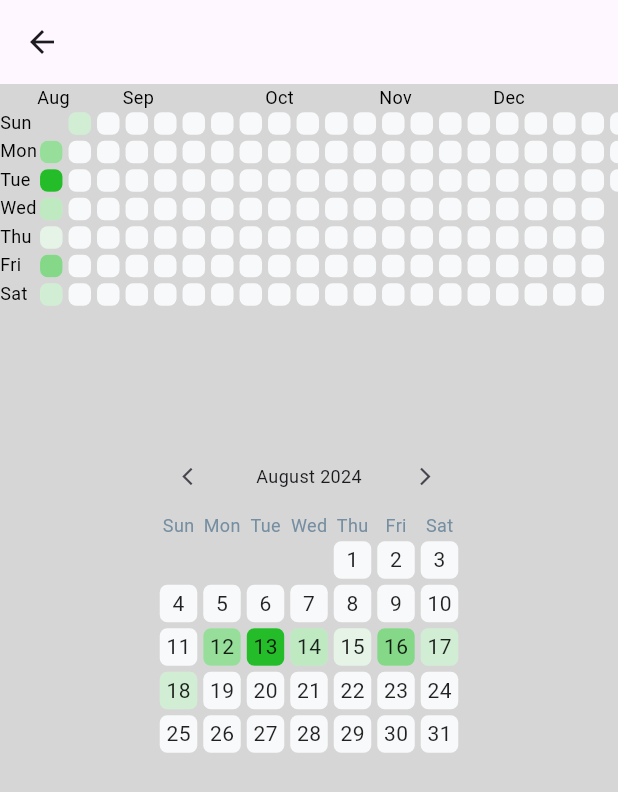
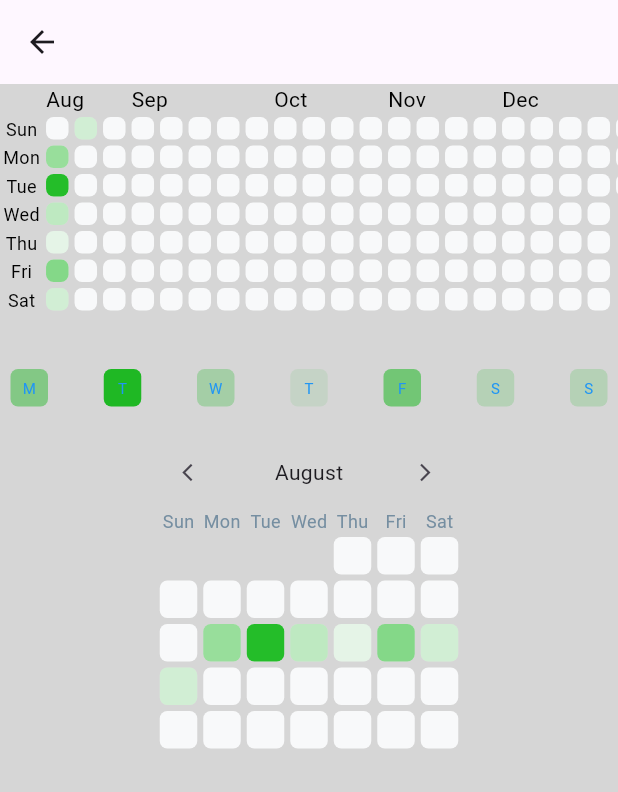
Before and after one commit to 25Project-tech/flutter_heatmap_calendar_inmanage, a Flutter app: the Deneme screen opened by its route, on a phone screen of 412 x 824 dp. Shown: the top 792 px of the screen. Run offline on Flutter 3.47's test engine with Material 3 defaults, Android fonts, the phone set to English and light mode, and no system bars; grey boxes are pictures that could not be loaded.

```diff
--- a/example/lib/pages/heatmap_calendar_example.dart
+++ b/example/lib/pages/heatmap_calendar_example.dart
@@ -1,6 +1,7 @@
 import 'package:flutter/material.dart';
 import 'package:flutter/cupertino.dart';
-import 'package:flutter_heatmap_calendar/flutter_heatmap_calendar.dart';
+import 'package:flutter_heatmap_calendar_inmanage/flutter_heatmap_calendar.dart';
+
 
 class HeatMapCalendarExample extends StatefulWidget {
   const HeatMapCalendarExample({Key? key}) : super(key: key);
@@ -58,7 +59,8 @@ class _HeatMapCalendarExample extends State<HeatMapCalendarExample> {
                 padding: const EdgeInsets.all(20),
 
                 // HeatMapCalendar
-                child: HeatMapCalendarCustom(
+                child: HeatMapCalendarWeekly(
+
                   flexible: true,
                   datasets: heatMapDatasets,
                   colorMode:
--- a/example/lib/pages/heatmap_example.dart
+++ b/example/lib/pages/heatmap_example.dart
@@ -1,6 +1,7 @@
 import 'package:flutter/material.dart';
 import 'package:flutter/cupertino.dart';
-import 'package:flutter_heatmap_calendar/flutter_heatmap_calendar.dart';
+import 'package:flutter_heatmap_calendar_inmanage/flutter_heatmap_calendar.dart';
+
 
 class HeatMapExample extends StatefulWidget {
   const HeatMapExample({Key? key}) : super(key: key);
--- a/example/lib/pages/test.dart
+++ b/example/lib/pages/test.dart
@@ -33,6 +33,7 @@ class _DenemeState extends State<Deneme> {
       backgroundColor: const Color.fromARGB(255, 214, 214, 214),
       appBar: AppBar(),
       body: Column(
+
         children:[
 
           HabitHeatmapYearsWidget(habitList:habitlist),
--- a/example/lib/widgets/habit_heatmap_calendar_monthly_widget.dart
+++ b/example/lib/widgets/habit_heatmap_calendar_monthly_widget.dart
@@ -1,5 +1,6 @@
 import 'package:flutter/material.dart';
-import 'package:flutter_heatmap_calendar/flutter_heatmap_calendar.dart';
+import 'package:flutter_heatmap_calendar_inmanage/flutter_heatmap_calendar.dart';
+
 import 'package:flutter_heatmap_example/model/habit_list_model.dart';
 import 'package:flutter_heatmap_example/model/habit_model.dart';
 
--- a/example/lib/widgets/habit_heatmap_calendar_weekly_widget.dart
+++ b/example/lib/widgets/habit_heatmap_calendar_weekly_widget.dart
@@ -1,8 +1,9 @@
 // ignore_for_file: public_member_api_docs, sort_constructors_first
 import 'package:flutter/material.dart';
-import 'package:flutter_heatmap_calendar/flutter_heatmap_calendar.dart';
+import 'package:flutter_heatmap_calendar_inmanage/flutter_heatmap_calendar.dart';
 import 'package:flutter_heatmap_example/model/habit_list_model.dart';
 import 'package:flutter_heatmap_example/model/habit_model.dart';
+
 
 class HabitHeatmapCalendarWeeklyWidget extends StatefulWidget {
   final HabitListModel habitList;
@@ -90,8 +91,11 @@ class _HabitHeatmapCalendarWeeklyWidgetState extends State<HabitHeatmapCalendarW
     }
     return SingleChildScrollView(
       scrollDirection: Axis.horizontal,
-      child: HeatMapCalendarCustom(
-
+      child: HeatMapCalendarWeekly(
+        mainAxisAlignment: MainAxisAlignment.spaceBetween,
+        textStyle: const TextStyle(fontSize: 10,color: Colors.blue),
+        width: 400,
+        margin: const EdgeInsets.symmetric(horizontal:1),
         showColorTip: false,
         colorMode: ColorMode.color,
         colorsets: const {
--- a/example/lib/widgets/habit_heatmap_years_widget.dart
+++ b/example/lib/widgets/habit_heatmap_years_widget.dart
@@ -1,9 +1,10 @@
 // ignore_for_file: public_member_api_docs, sort_constructors_first
 import 'package:flutter/material.dart';
+import 'package:flutter_heatmap_calendar_inmanage/flutter_heatmap_calendar.dart';
 import 'package:flutter_heatmap_example/model/habit_list_model.dart';
 import 'package:flutter_heatmap_example/model/habit_model.dart';
 
-import 'package:flutter_heatmap_calendar/flutter_heatmap_calendar.dart';
+
 
 class HabitHeatmapYearsWidget extends StatefulWidget {
   final HabitListModel habitList;
--- a/example/pubspec.yaml
+++ b/example/pubspec.yaml
@@ -29,7 +29,7 @@ environment:
 dependencies:
   flutter:
     sdk: flutter
-  flutter_heatmap_calendar:
+  flutter_heatmap_calendar_inmanage:
     path: ../
 
   # The following adds the Cupertino Icons font to your application.
--- a/lib/src/heatmap_calendar.dart
+++ b/lib/src/heatmap_calendar.dart
@@ -211,6 +211,7 @@ class _HeatMapCalendar extends State<HeatMapCalendar> {
           _header(),
           _weekLabel(),
           HeatMapCalendarPage(
+
             baseDate: _currentDate ?? DateTime.now(),
             colorMode: widget.colorMode,
             flexible: widget.flexible,
--- a/lib/src/heatmap_calendar_custom.dart
+++ b/lib/src/heatmap_calendar_custom.dart
@@ -5,7 +5,7 @@ import './widget/heatmap_color_tip.dart';
 import './util/date_util.dart';
 import './util/widget_util.dart';
 
-class HeatMapCalendarCustom extends StatefulWidget {
+class HeatMapCalendarWeekly extends StatefulWidget {
   /// The datasets which fill blocks based on its value.
   final Map<DateTime, int>? datasets;
 
@@ -42,6 +42,9 @@ class HeatMapCalendarCustom extends StatefulWidget {
   /// The double value of week label's fontSize.
   final double? weekFontSize;
 
+  ///
+  final TextStyle? textStyle;
+
   /// The text color value of week labels.
   final Color? weekTextColor;
 
@@ -71,12 +74,15 @@ class HeatMapCalendarCustom extends StatefulWidget {
   ///
   /// Paratmeter gives [DateTime] value of current month.
   final Function(DateTime)? onMonthChange;
-
+  final double? width;
+  final double? height;
   /// Show color tip which represents the color range at the below.
   ///
   /// Default value is true.
   final bool? showColorTip;
   final Function(DateTime)? onWeekChange;
+
+  final MainAxisAlignment? mainAxisAlignment;
   /// Widgets which shown at left and right side of colorTip.
   ///
   /// First value is the left side widget and second value is the right side widget.
@@ -90,7 +96,7 @@ class HeatMapCalendarCustom extends StatefulWidget {
   /// The double value of [HeatMapColorTip]'s tip container's size.
   final double? colorTipSize;
 
-  const HeatMapCalendarCustom({
+  const HeatMapCalendarWeekly({
     Key? key,
     required this.colorsets,
     this.colorMode = ColorMode.opacity,
@@ -114,13 +120,14 @@ class HeatMapCalendarCustom extends StatefulWidget {
     this.colorTipSize,
     this.endDate,
     this.onWeekChange,
+    this.textStyle, this.width, this.height,  this.mainAxisAlignment,
   }) : super(key: key);
 
   @override
   State<StatefulWidget> createState() => _HeatMapCalendar();
 }
 
-class _HeatMapCalendar extends State<HeatMapCalendarCustom> {
+class _HeatMapCalendar extends State<HeatMapCalendarWeekly> {
   // The DateTime value of first day of the current month.
   DateTime? _currentDate;
 
@@ -224,7 +231,11 @@ void changeWeek(int direction) {
           children: <Widget>[
            // _header(),
             _weekLabel(),
-            HeatMapCalendarPageCustom(
+            SizedBox(
+              width: widget.width,
+              height: widget.height,
+              child:
+            HeatMapCalendarPageWeekly(
 
               baseDate: _currentDate ?? DateTime.now(),
               colorMode: widget.colorMode,
@@ -237,8 +248,10 @@ void changeWeek(int direction) {
               datasets: widget.datasets,
               colorsets: widget.colorsets,
               borderRadius: widget.borderRadius,
+              textStyle: widget.textStyle,
+              mainAxisAlignment: widget.mainAxisAlignment,
 
-            ),
+            )),
             if (widget.showColorTip == true)
               HeatMapColorTip(
 
--- a/lib/src/widget/heatmap_calendar_page_custom.dart
+++ b/lib/src/widget/heatmap_calendar_page_custom.dart
@@ -5,7 +5,7 @@ import '../util/datasets_util.dart';
 import '../data/heatmap_color_mode.dart';
 
 
-class HeatMapCalendarPageCustom extends StatelessWidget {
+class HeatMapCalendarPageWeekly extends StatelessWidget {
   final DateTime baseDate;
   final EdgeInsets? margin;
   final bool? flexible;
@@ -17,8 +17,10 @@ class HeatMapCalendarPageCustom extends StatelessWidget {
   final ColorMode colorMode;
   final Map<int, Color>? colorsets;
   final double? borderRadius;
+  final TextStyle? textStyle;
+  final MainAxisAlignment? mainAxisAlignment;
 
-  const HeatMapCalendarPageCustom({Key? key,
+  const HeatMapCalendarPageWeekly({Key? key,
     required this.baseDate,
     this.margin,
     this.flexible,
@@ -30,6 +32,8 @@ class HeatMapCalendarPageCustom extends StatelessWidget {
     this.colorMode = ColorMode.opacity,
     this.colorsets,
     this.borderRadius,
+    this.textStyle,
+    this.mainAxisAlignment,
   }) : super(key: key);
 
   @override
@@ -44,7 +48,7 @@ class HeatMapCalendarPageCustom extends StatelessWidget {
 
     return Row(
 
-      mainAxisAlignment: MainAxisAlignment.spaceBetween,
+      mainAxisAlignment: mainAxisAlignment?? MainAxisAlignment.start,
       children: List.generate(7, (index) {
 
         DateTime currentDate = startDate.add(Duration(days: index));
@@ -59,7 +63,11 @@ class HeatMapCalendarPageCustom extends StatelessWidget {
           colorMode: colorMode,
           colorsets: colorsets,
           borderRadius: borderRadius,
+          textStyle:textStyle ,
            label: label,
+           margin: margin,
+
+
         );
       }),
     );
@@ -77,6 +85,10 @@ class HeatMapCalendarBox extends StatelessWidget {
   final Map<int, Color>? colorsets;
   final double? borderRadius;
   final String label;
+  final EdgeInsets? margin;
+  final TextStyle? textStyle;
+  final MainAxisAlignment? mainAxisAlignment;
+
 
   const HeatMapCalendarBox({Key? key,
     required this.date,
@@ -89,6 +101,10 @@ class HeatMapCalendarBox extends StatelessWidget {
     this.colorsets,
     this.borderRadius,
     required this.label,
+    this.margin,
+    this.textStyle,
+     this.mainAxisAlignment,
+
   }) : super(key: key);
 
   @override
@@ -96,19 +112,19 @@ class HeatMapCalendarBox extends StatelessWidget {
 
     // Kutunun rengini ve diğer özelliklerini burada ayarlayın
     return Container(
-      margin: const EdgeInsets.symmetric(horizontal: 8),
+      margin:  margin ??  const EdgeInsets.symmetric(horizontal: 4),
       width: size ?? 40.0,
-      height: size ?? 40.0,
-      decoration: BoxDecoration(
+      height:size??  40.0,
+        decoration: BoxDecoration(
         color: colorsets?[value] ?? defaultColor ?? Colors.grey,
         borderRadius: BorderRadius.circular(borderRadius ?? 5.0),
       ),
       child: Center(
         child: Text(
            label ,
-          style: TextStyle(
-            fontSize: fontSize ?? 14.0,
-            color: textColor ?? Colors.black,
+          style:textStyle ?? const TextStyle(
+            fontSize:14.0,
+            color: Colors.black,
           ),
         ),
       ),
```
Also changed, not shown: 1 other file.
